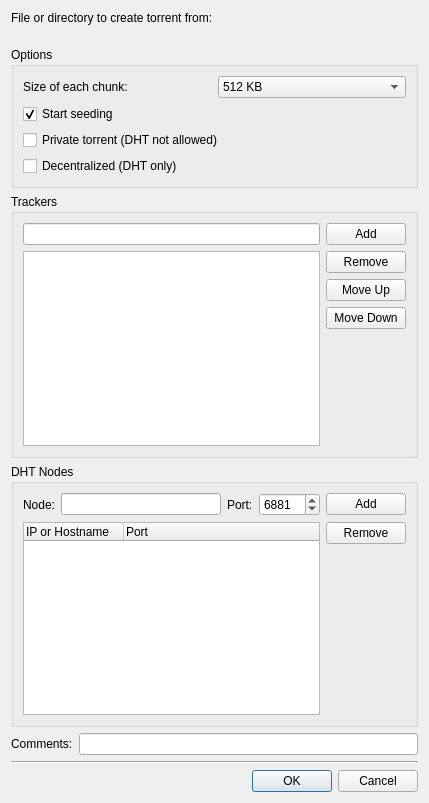
The window that ktorrent/torrentcreatordlg.ui (KDE/ktorrent) describes before a commit, drawn with Qt 5.
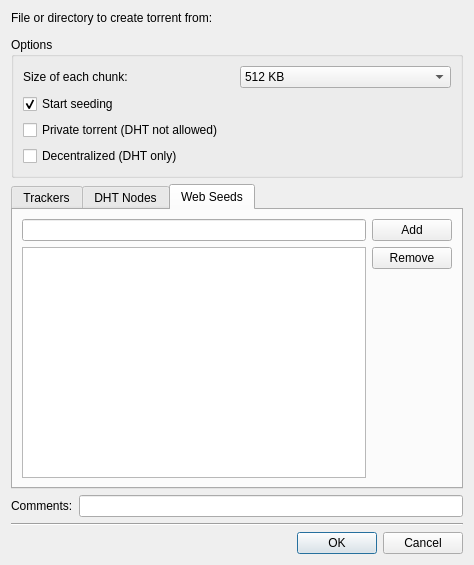
The same window after the commit. Custom widgets are drawn as their Qt base class.

Commit message: Expanded torrentcreator dialog to make it possible to create torrents with webseeds

```diff
--- a/ktorrent/torrentcreatordlg.ui
+++ b/ktorrent/torrentcreatordlg.ui
@@ -5,8 +5,8 @@
    <rect>
     <x>0</x>
     <y>0</y>
-    <width>429</width>
-    <height>803</height>
+    <width>474</width>
+    <height>565</height>
    </rect>
   </property>
   <property name="windowTitle" >
@@ -21,7 +21,7 @@
     </widget>
    </item>
    <item>
-    <widget class="KUrlRequester" native="1" name="m_url" >
+    <widget class="KUrlRequester" name="m_url" >
      <property name="sizePolicy" >
       <sizepolicy vsizetype="Fixed" hsizetype="Preferred" >
        <horstretch>0</horstretch>
@@ -31,7 +31,7 @@
      <property name="minimumSize" >
       <size>
        <width>0</width>
-       <height>10</height>
+       <height>0</height>
       </size>
      </property>
     </widget>
@@ -133,10 +133,14 @@
     </widget>
    </item>
    <item>
-    <widget class="QGroupBox" name="m_trackers_box" >
-     <property name="title" >
+    <widget class="QTabWidget" name="tabWidget" >
+     <property name="currentIndex" >
+      <number>2</number>
+     </property>
+     <widget class="QWidget" name="m_tracker_tab" >
+      <attribute name="title" >
       <string>Trackers</string>
-     </property>
+      </attribute>
      <layout class="QGridLayout" >
       <item row="0" column="0" >
        <widget class="QLineEdit" name="m_tracker" />
@@ -191,12 +195,10 @@
       </item>
      </layout>
     </widget>
-   </item>
-   <item>
-    <widget class="QGroupBox" name="m_dht_box" >
-     <property name="title" >
+     <widget class="QWidget" name="m_dht_tab" >
+      <attribute name="title" >
       <string>DHT Nodes</string>
-     </property>
+      </attribute>
      <layout class="QGridLayout" >
       <item row="0" column="0" >
        <layout class="QHBoxLayout" >
@@ -285,6 +287,51 @@
       </item>
      </layout>
     </widget>
+     <widget class="QWidget" name="tab_2" >
+      <attribute name="title" >
+       <string>Web Seeds</string>
+      </attribute>
+      <layout class="QGridLayout" >
+       <item row="0" column="0" >
+        <widget class="QLineEdit" name="m_webseed" />
+       </item>
+       <item row="0" column="1" >
+        <widget class="KPushButton" name="m_add_webseed" >
+         <property name="text" >
+          <string>Add</string>
+         </property>
+        </widget>
+       </item>
+       <item row="1" column="0" >
+        <widget class="QListWidget" name="m_webseed_list" />
+       </item>
+       <item row="1" column="1" >
+        <layout class="QVBoxLayout" >
+         <item>
+          <widget class="KPushButton" name="m_remove_webseed" >
+           <property name="text" >
+            <string>Remove</string>
+           </property>
+          </widget>
+         </item>
+         <item>
+          <spacer>
+           <property name="orientation" >
+            <enum>Qt::Vertical</enum>
+           </property>
+           <property name="sizeHint" >
+            <size>
+             <width>20</width>
+             <height>40</height>
+            </size>
+           </property>
+          </spacer>
+         </item>
+        </layout>
+       </item>
+      </layout>
+     </widget>
+    </widget>
    </item>
    <item>
     <layout class="QHBoxLayout" >
@@ -320,16 +367,16 @@
   </layout>
  </widget>
  <customwidgets>
-  <customwidget>
-   <class>KUrlRequester</class>
-   <extends>QWidget</extends>
-   <header location="global" >kurlrequester.h</header>
-   <container>1</container>
-  </customwidget>
   <customwidget>
    <class>KPushButton</class>
    <extends>QPushButton</extends>
-   <header location="global" >kpushbutton.h</header>
+   <header>kpushbutton.h</header>
+  </customwidget>
+  <customwidget>
+   <class>KUrlRequester</class>
+   <extends>QFrame</extends>
+   <header>kurlrequester.h</header>
+   <container>1</container>
   </customwidget>
  </customwidgets>
  <resources/>
```
Lines whose indentation alone changed are shown as unchanged. The commit also changes 8 other files.
